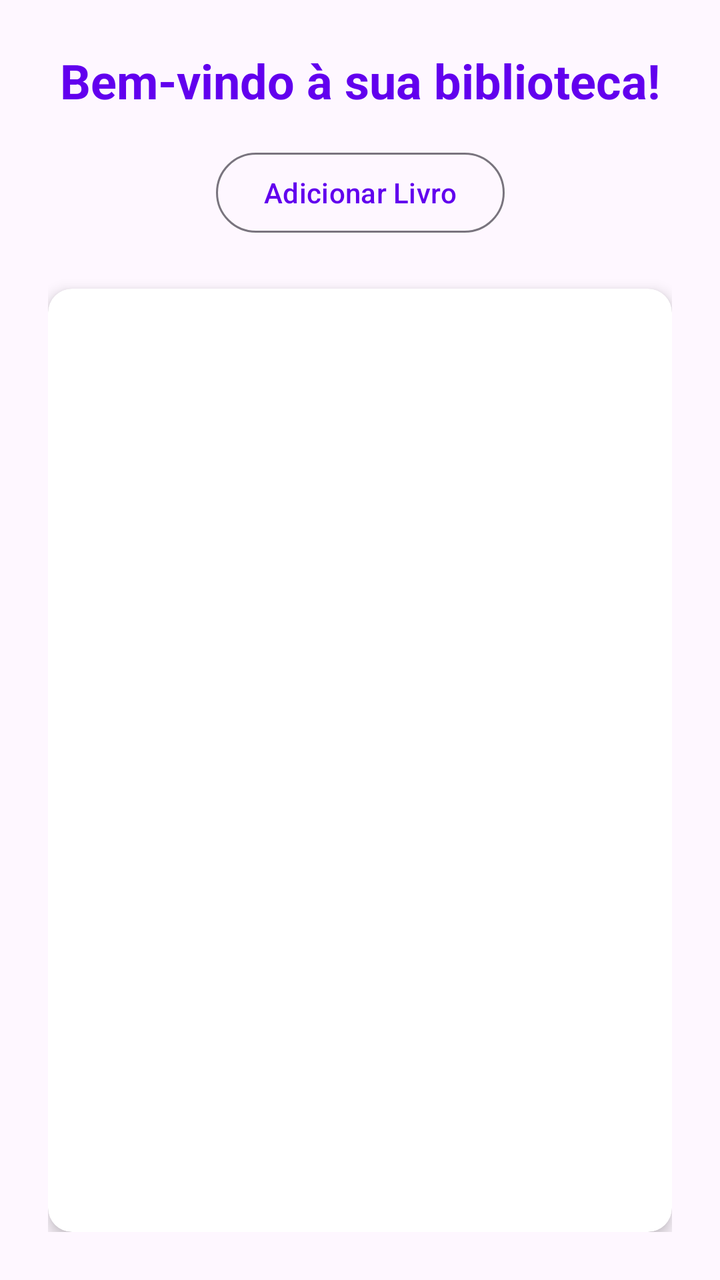
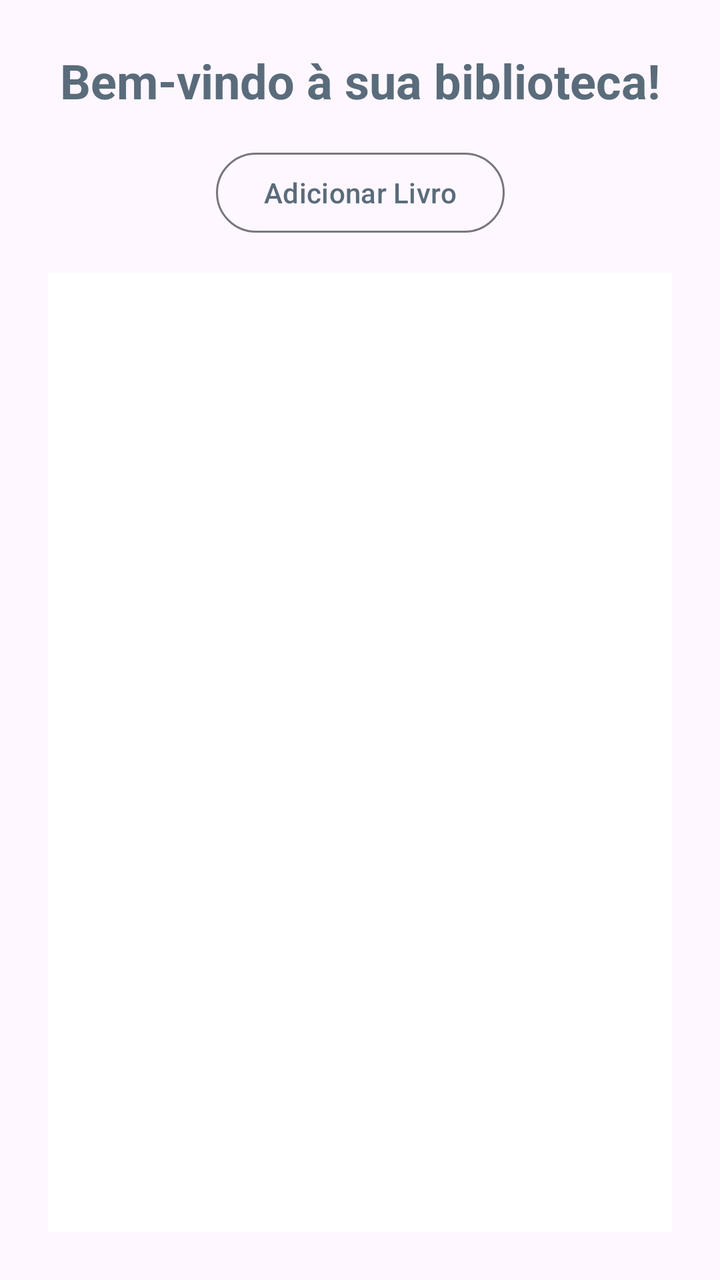

An Android layout rendered at two revisions. The XML below is the earlier revision; the diff shows what the commit changed to produce the second picture.
<!-- AndroidManifest.xml: activity theme Theme.P01DJPM -->
<!-- res/layout/activity_home.xml -->
<androidx.constraintlayout.widget.ConstraintLayout xmlns:android="http://schemas.android.com/apk/res/android"
    xmlns:app="http://schemas.android.com/apk/res-auto"
    xmlns:tools="http://schemas.android.com/tools"
    android:layout_width="match_parent"
    android:layout_height="match_parent"
    android:padding="24dp"
    tools:context=".HomeActivity">

    <TextView
        android:id="@+id/welcomeTextView"
        android:layout_width="wrap_content"
        android:layout_height="wrap_content"
        android:text="Bem-vindo à sua biblioteca!"
        android:textStyle="bold"
        android:textSize="24sp"
        android:textColor="?attr/colorPrimary"
        android:layout_marginBottom="16dp"
        app:layout_constraintTop_toTopOf="parent"
        app:layout_constraintStart_toStartOf="parent"
        app:layout_constraintEnd_toEndOf="parent" />

    <com.google.android.material.button.MaterialButton
        android:id="@+id/addBookButton"
        android:layout_width="wrap_content"
        android:layout_height="wrap_content"
        android:text="Adicionar Livro"
        app:layout_constraintTop_toBottomOf="@id/welcomeTextView"
        app:layout_constraintStart_toStartOf="parent"
        app:layout_constraintEnd_toEndOf="parent"
        android:layout_marginTop="16dp"
        style="?attr/materialButtonOutlinedStyle" />

    <androidx.cardview.widget.CardView
        android:layout_width="0dp"
        android:layout_height="0dp"
        app:cardElevation="4dp"
        app:cardCornerRadius="12dp"
        app:layout_constraintTop_toBottomOf="@id/addBookButton"
        app:layout_constraintStart_toStartOf="parent"
        app:layout_constraintEnd_toEndOf="parent"
        app:layout_constraintBottom_toBottomOf="parent"
        android:layout_marginTop="24dp"
        android:padding="8dp">

        <androidx.recyclerview.widget.RecyclerView
            android:id="@+id/booksRecyclerView"
            android:layout_width="match_parent"
            android:layout_height="match_parent"
            android:padding="8dp" />
    </androidx.cardview.widget.CardView>

</androidx.constraintlayout.widget.ConstraintLayout>
<!-- resources referenced by this layout -->
<resources>
  <style name="Theme.P01DJPM" parent="Theme.Material3.Light.NoActionBar">
          <item name="colorPrimary">@color/purple_500</item>
          <item name="colorOnPrimary">@android:color/white</item>
          <item name="colorPrimaryContainer">@color/purple_700</item>
          <item name="colorSecondary">@color/teal_200</item>
          <item name="backgroundColor">@color/backgroundColor</item>
          <item name="colorSurface">@color/surfaceColor</item>
          <item name="android:statusBarColor">@color/purple_700</item>
      </style>
  <color name="purple_500">#FF6200EE</color>
  <color name="purple_700">#FF3700B3</color>
  <color name="teal_200">#FF03DAC5</color>
  <color name="backgroundColor">#F7F7F7</color>
  <color name="surfaceColor">#FFFFFF</color>
</resources>

<!-- the commit's change to res/layout/activity_home.xml (unified diff, before → after) -->
@@ -33,20 +33,21 @@
     <androidx.cardview.widget.CardView
         android:layout_width="0dp"
         android:layout_height="0dp"
-        app:cardElevation="4dp"
-        app:cardCornerRadius="12dp"
+        app:cardElevation="0dp"
+        app:cardCornerRadius="0dp"
         app:layout_constraintTop_toBottomOf="@id/addBookButton"
         app:layout_constraintStart_toStartOf="parent"
         app:layout_constraintEnd_toEndOf="parent"
         app:layout_constraintBottom_toBottomOf="parent"
-        android:layout_marginTop="24dp"
-        android:padding="8dp">
+        android:layout_marginTop="16dp"
+        android:padding="0dp">
 
         <androidx.recyclerview.widget.RecyclerView
             android:id="@+id/booksRecyclerView"
             android:layout_width="match_parent"
             android:layout_height="match_parent"
-            android:padding="8dp" />
+            android:padding="0dp"
+            android:clipToPadding="false" />
     </androidx.cardview.widget.CardView>
 
 </androidx.constraintlayout.widget.ConstraintLayout>
<!-- resource entries referenced after the edit -->
@@ -1,18 +1,22 @@
 <!-- resources referenced by this layout -->
 <resources>
   <style name="Theme.P01DJPM" parent="Theme.Material3.Light.NoActionBar">
-          <item name="colorPrimary">@color/purple_500</item>
+          <item name="colorPrimary">@color/primaryColor</item>
           <item name="colorOnPrimary">@android:color/white</item>
-          <item name="colorPrimaryContainer">@color/purple_700</item>
-          <item name="colorSecondary">@color/teal_200</item>
+          <item name="colorPrimaryContainer">@color/primaryContainer</item>
+          <item name="colorSecondary">@color/secondaryColor</item>
           <item name="backgroundColor">@color/backgroundColor</item>
           <item name="colorSurface">@color/surfaceColor</item>
-          <item name="android:statusBarColor">@color/purple_700</item>
+          <item name="android:statusBarColor">@color/primaryColor</item>
+          <item name="android:textColorPrimary">@color/textColorPrimary</item>
+          <item name="android:textColorSecondary">@color/textColorSecondary</item>
       </style>
-  <color name="purple_500">#FF6200EE</color>
-  <color name="purple_700">#FF3700B3</color>
-  <color name="teal_200">#FF03DAC5</color>
-  <color name="backgroundColor">#F7F7F7</color>
+  <color name="primaryColor">#5A6C7B</color>
+  <color name="primaryContainer">#CED9E0</color>
+  <color name="secondaryColor">#A67C52</color>
+  <color name="backgroundColor">#F5F5F5</color>
   <color name="surfaceColor">#FFFFFF</color>
+  <color name="textColorPrimary">#333333</color>
+  <color name="textColorSecondary">#5C5C5C</color>
 </resources>
 
